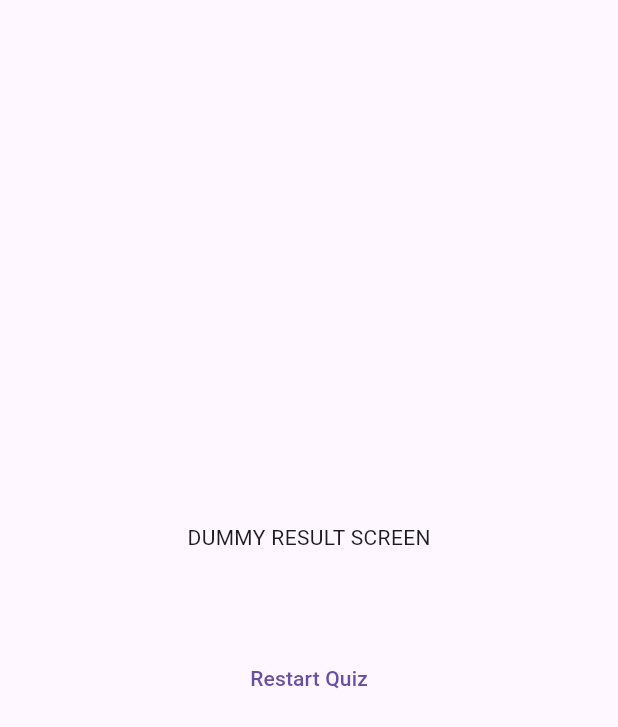
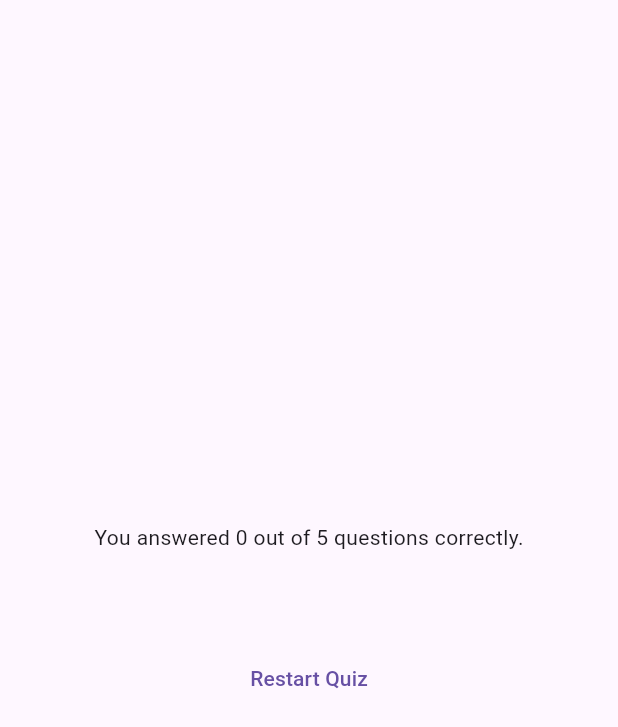
Before and after one commit to muticansel/quiz_game_flutter, a Flutter app: the ResultScreen widget shown alone on an empty page, opened directly with empty values, on a phone screen of 412 x 824 dp. Shown: the top 727 px of the screen. Run offline on Flutter 3.47's test engine with Material 3 defaults, Android fonts, the phone set to English and light mode, and no system bars; our stand-ins replace google_fonts.

Commit message:
feat: add correct answer total and total quesitions info

```diff
--- a/lib/results_screen.dart
+++ b/lib/results_screen.dart
@@ -29,6 +29,12 @@ class ResultScreen extends StatelessWidget {
 
   @override
   Widget build(BuildContext context) {
+    final summaryData = getSummaryData();
+    final numberOfTotalQuestions = questions.length;
+    final numberOfCorrectQuestions = summaryData.where((data) {
+      return data['correct_answer'] == data['user_answer'];
+    }).length;
+
     return SizedBox(
       width: double.infinity,
       child: Container(
@@ -36,11 +42,12 @@ class ResultScreen extends StatelessWidget {
         child: Column(
           mainAxisAlignment: MainAxisAlignment.center,
           children: [
-            const Text('DUMMY RESULT SCREEN'),
+            Text(
+                'You answered $numberOfCorrectQuestions out of $numberOfTotalQuestions questions correctly.'),
             const SizedBox(
               height: 30,
             ),
-            QuestionsSummary(getSummaryData()),
+            QuestionsSummary(summaryData),
             const SizedBox(
               height: 30,
             ),
```
